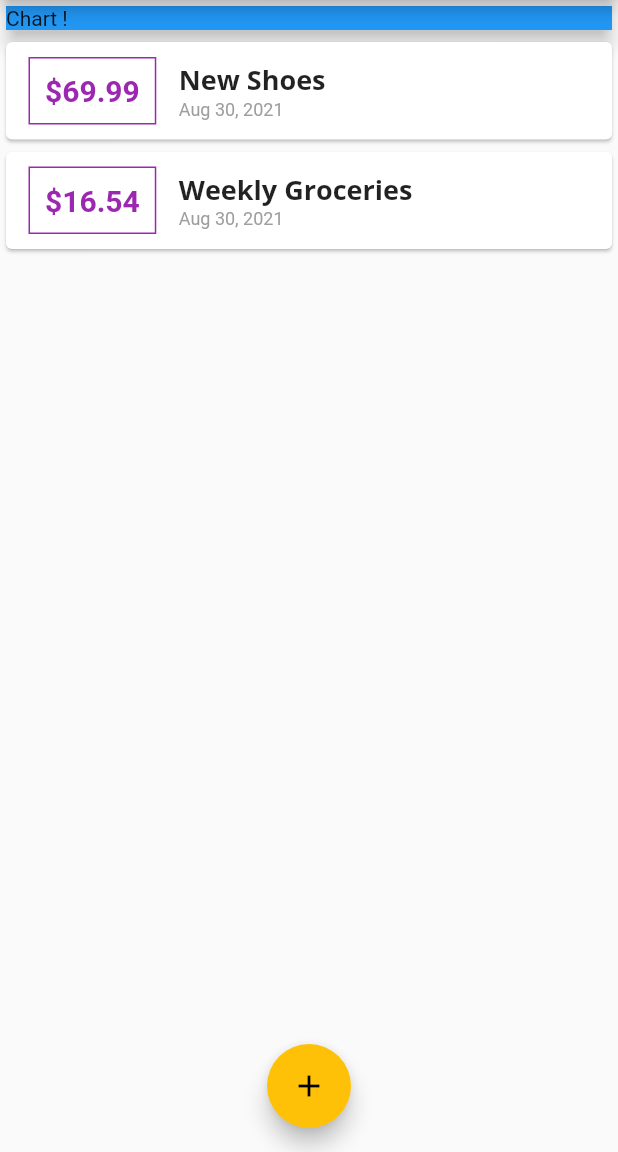
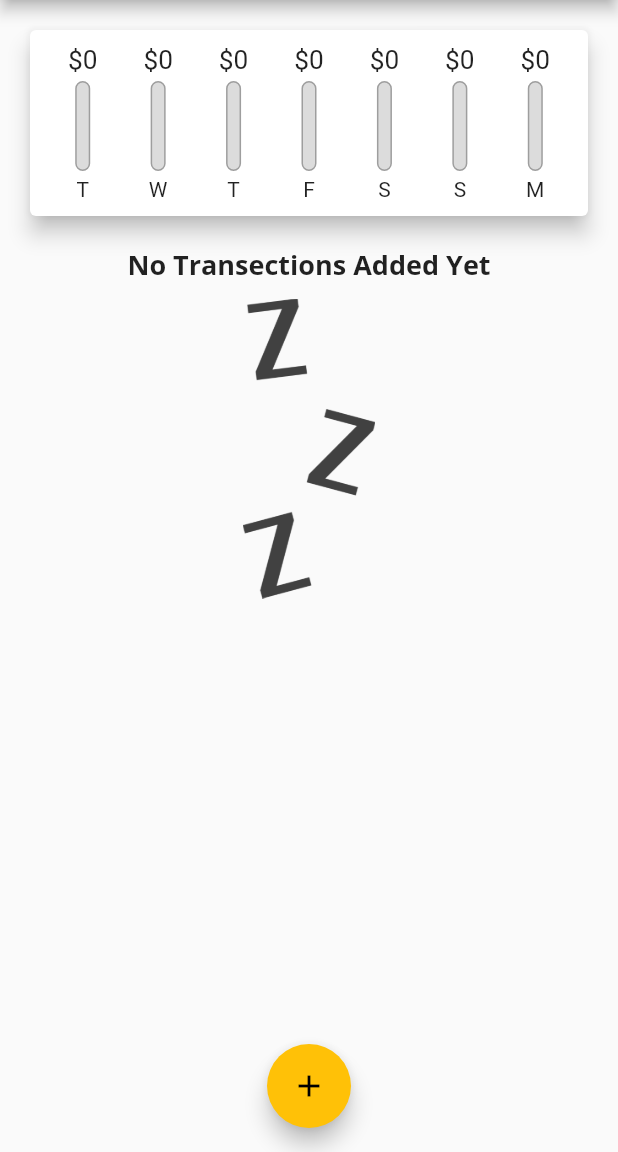
Before and after one commit to KurbanAli6615/Flutter-Dart, a Flutter app: the screen it shows after launch, on a phone screen of 412 x 824 dp, the part 84-1236 px from its top. Run offline on Flutter 3.47's test engine with Material 2 defaults, Android fonts, the phone set to English and light mode, and no system bars.

Commit message:
115: Module 4 Completed

```diff
--- /dev/null
+++ b/expense_planner/lib/Widgets/chart.dart
@@ -0,0 +1,67 @@
+import 'dart:core';
+import 'package:expense_planner/Models/transections.dart';
+import 'package:expense_planner/Widgets/chart_bar.dart';
+import 'package:flutter/material.dart';
+import 'package:intl/intl.dart';
+
+class Chart extends StatelessWidget {
+  final List<Transection>? recentTansections;
+
+  Chart({this.recentTansections});
+
+  List<Map<String, Object>> get groupedTransectionValues {
+    return List.generate(
+      7,
+      (index) {
+        final weekDay = DateTime.now().subtract(
+          Duration(days: index),
+        );
+        double totalSum = 0.0;
+        for (var i = 0; i < recentTansections!.length; i++) {
+          if (recentTansections![i].date!.day == weekDay.day &&
+              recentTansections![i].date!.month == weekDay.month &&
+              recentTansections![i].date!.year == weekDay.year) {
+            totalSum += recentTansections![i].amount!;
+          }
+        }
+        return {
+          'day': DateFormat.E().format(weekDay).substring(0, 1),
+          'amount': totalSum
+        };
+      },
+    ).reversed.toList();
+  }
+
+  double get totalSpending {
+    return groupedTransectionValues.fold(0.0, (sum, item) {
+      return sum + double.parse("${item['amount']}");
+    });
+  }
+
+  @override
+  Widget build(BuildContext context) {
+    print(groupedTransectionValues);
+    return Card(
+      elevation: 6,
+      margin: EdgeInsets.all(20),
+      child: Padding(
+        padding: EdgeInsets.all(10),
+        child: Row(
+          mainAxisAlignment: MainAxisAlignment.spaceAround,
+          children: groupedTransectionValues.map((data) {
+            return Flexible(
+              fit: FlexFit.tight,
+              child: ChartBar(
+                label: data['day'].toString(),
+                spendingAmount: double.parse("${data['amount']}"),
+                spendingPctOfTotal: totalSpending == 0.0
+                    ? 0.0
+                    : double.parse("${data['amount']}") / totalSpending,
+              ),
+            );
+          }).toList(),
+        ),
+      ),
+    );
+  }
+}
--- /dev/null
+++ b/expense_planner/lib/Widgets/chart_bar.dart
@@ -0,0 +1,50 @@
+import 'package:flutter/material.dart';
+
+class ChartBar extends StatelessWidget {
+  final String? label;
+  final double? spendingAmount;
+  final double? spendingPctOfTotal;
+
+  ChartBar({this.label, this.spendingAmount, this.spendingPctOfTotal});
+
+  @override
+  Widget build(BuildContext context) {
+    return Column(
+      children: [
+        Container(
+          height: 20,
+          child: FittedBox(
+            child: Text("\$${spendingAmount!.toStringAsFixed(0)}"),
+          ),
+        ),
+        SizedBox(height: 4),
+        Container(
+          height: 60,
+          width: 10,
+          child: Stack(
+            children: [
+              Container(
+                decoration: BoxDecoration(
+                  border: Border.all(color: Colors.grey, width: 1),
+                  color: Color.fromRGBO(220, 220, 220, 1),
+                  borderRadius: BorderRadius.circular(20),
+                ),
+              ),
+              FractionallySizedBox(
+                heightFactor: spendingPctOfTotal,
+                child: Container(
+                  decoration: BoxDecoration(
+                    color: Theme.of(context).primaryColor,
+                    borderRadius: BorderRadius.circular(20),
+                  ),
+                ),
+              )
+            ],
+          ),
+        ),
+        SizedBox(height: 4),
+        Text(label!)
+      ],
+    );
+  }
+}
--- a/expense_planner/lib/Widgets/transection_list.dart
+++ b/expense_planner/lib/Widgets/transection_list.dart
@@ -4,53 +4,61 @@ import 'package:intl/intl.dart';
 
 class TransectionList extends StatelessWidget {
   final List<Transection> transections;
-  TransectionList(this.transections);
+  final Function? deleteTx;
+  TransectionList(this.transections, this.deleteTx);
   @override
   Widget build(BuildContext context) {
     return Container(
-      height: 500,
-      child: ListView.builder(
-        itemBuilder: (ctx, index) {
-          return Card(
-            child: Row(
-              children: [
-                Container(
-                  margin: EdgeInsets.symmetric(vertical: 10, horizontal: 15),
-                  decoration: BoxDecoration(
-                    border: Border.all(
-                      color: Theme.of(context).primaryColor,
-                      width: 1,
-                    ),
-                  ),
-                  padding: EdgeInsets.all(10),
-                  child: Text(
-                    "\$" +
-                        transections[index]
-                            .amount!
-                            .toStringAsFixed(2)
-                            .toString(),
-                    style: TextStyle(
-                      fontWeight: FontWeight.bold,
-                      fontSize: 20,
-                      color: Theme.of(context).primaryColor,
-                    ),
-                  ),
-                ),
-                Column(
-                  crossAxisAlignment: CrossAxisAlignment.start,
-                  mainAxisAlignment: MainAxisAlignment.spaceEvenly,
+      height: 665,
+      child: transections.isEmpty
+          ? Column(
               children: [
                 Text(
-                      transections[index].title!,
+                  "No Transections Added Yet",
                   style: Theme.of(context).textTheme.title,
                 ),
-                    Text(
-                      DateFormat.yMMMd().format(transections[index].date!),
-                      style: TextStyle(color: Colors.grey, fontSize: 12),
+                SizedBox(
+                  height: 10,
+                ),
+                Container(
+                  height: 200,
+                  child: Image.asset(
+                    "assets/Images/waiting.png",
+                    fit: BoxFit.cover,
+                  ),
                 )
               ],
             )
-              ],
+          : ListView.builder(
+              itemBuilder: (ctx, index) {
+                return Card(
+                  margin: EdgeInsets.symmetric(vertical: 8, horizontal: 5),
+                  elevation: 5,
+                  child: ListTile(
+                    leading: CircleAvatar(
+                      radius: 30,
+                      child: Padding(
+                        padding: EdgeInsets.all(5),
+                        child: FittedBox(
+                            child: Text("\$${transections[index].amount}")),
+                      ),
+                    ),
+                    title: Text(
+                      transections[index].title.toString(),
+                      style: Theme.of(context).textTheme.title,
+                    ),
+                    subtitle: Text(
+                      DateFormat.yMMMd().format(transections[index].date!),
+                    ),
+                    trailing: IconButton(
+                      icon: Icon(
+                        Icons.delete,
+                        color: Colors.red[900],
+                      ),
+                      onPressed: () {
+                        deleteTx!(transections[index].id);
+                      },
+                    ),
                   ),
                 );
               },
@@ -59,3 +67,48 @@ class TransectionList extends StatelessWidget {
     );
   }
 }
+
+// return Card(
+//                   child: Row(
+//                     children: [
+//                       Container(
+//                         margin:
+//                             EdgeInsets.symmetric(vertical: 10, horizontal: 15),
+//                         decoration: BoxDecoration(
+//                           border: Border.all(
+//                             color: Theme.of(context).primaryColor,
+//                             width: 1,
+//                           ),
+//                         ),
+//                         padding: EdgeInsets.all(10),
+//                         child: Text(
+//                           "\$" +
+//                               transections[index]
+//                                   .amount!
+//                                   .toStringAsFixed(2)
+//                                   .toString(),
+//                           style: TextStyle(
+//                             fontWeight: FontWeight.bold,
+//                             fontSize: 20,
+//                             color: Theme.of(context).primaryColor,
+//                           ),
+//                         ),
+//                       ),
+//                       Column(
+//                         crossAxisAlignment: CrossAxisAlignment.start,
+//                         mainAxisAlignment: MainAxisAlignment.spaceEvenly,
+//                         children: [
+//                           Text(
+//                             transections[index].title!,
+//                             style: Theme.of(context).textTheme.title,
+//                           ),
+//                           Text(
+//                             DateFormat.yMMMd()
+//                                 .format(transections[index].date!),
+//                             style: TextStyle(color: Colors.grey, fontSize: 12),
+//                           )
+//                         ],
+//                       )
+//                     ],
+//                   ),
+//                 );
--- a/expense_planner/lib/main.dart
+++ b/expense_planner/lib/main.dart
@@ -1,3 +1,4 @@
+import 'package:expense_planner/Widgets/chart.dart';
 import 'package:expense_planner/Widgets/new_Transection.dart';
 import 'package:expense_planner/Widgets/transection_list.dart';
 import 'package:flutter/material.dart';
@@ -43,27 +44,24 @@ class MyHomePage extends StatefulWidget {
 }
 
 class _MyHomePageState extends State<MyHomePage> {
-  final List<Transection> _userTransections = [
-    Transection(
-      id: 't1',
-      title: 'New Shoes',
-      amount: 69.99,
-      date: DateTime.now(),
-    ),
-    Transection(
-      id: 't2',
-      title: 'Weekly Groceries',
-      amount: 16.54,
-      date: DateTime.now(),
-    ),
-  ];
+  final List<Transection> _userTransections = [];
 
-  void _addNewTransection(String title, double amount) {
+  List<Transection>? get _recentTransactions {
+    return _userTransections.where((tx) {
+      return tx.date!.isAfter(
+        DateTime.now().subtract(
+          Duration(days: 7),
+        ),
+      );
+    }).toList();
+  }
+
+  void _addNewTransection(String title, double amount, DateTime chosenDate) {
     final newTx = Transection(
       id: DateTime.now().toString(),
       title: title,
       amount: amount,
-      date: DateTime.now(),
+      date: chosenDate,
     );
 
     setState(() {
@@ -78,6 +76,12 @@ class _MyHomePageState extends State<MyHomePage> {
         return NewTransection(addTx: _addNewTransection);
       },
     );
+  }
+
+  void _deleteTransection(String id) {
+    setState(() {
+      _userTransections.removeWhere((tx) => tx.id == id);
+    });
   }
 
   @override
@@ -106,15 +110,10 @@ class _MyHomePageState extends State<MyHomePage> {
           mainAxisAlignment: MainAxisAlignment.start,
           crossAxisAlignment: CrossAxisAlignment.stretch,
           children: [
-            Card(
-              child: Container(
-                child: Text("Chart !"),
-                width: double.infinity,
-                color: Colors.blue,
-              ),
-              elevation: 5,
+            Chart(
+              recentTansections: _recentTransactions,
             ),
-            TransectionList(_userTransections),
+            TransectionList(_userTransections, _deleteTransection),
           ],
         ),
       ),
--- a/expense_planner/pubspec.yaml
+++ b/expense_planner/pubspec.yaml
@@ -39,8 +39,8 @@ flutter:
   # the material Icons class.
   uses-material-design: true
   # To add assets to your application, add an assets section, like this:
-  # assets:
-  #   - images/a_dot_burr.jpeg
+  assets:
+    - assets/Images/waiting.png
   #   - images/a_dot_ham.jpeg
   # An image asset can refer to one or more resolution-specific "variants", see
   # https://flutter.dev/assets-and-images/#resolution-aware.
```
Also changed, not shown: expense_planner/lib/Widgets/new_Transection.dart (+45 -11 lines), expense_planner/assets/Images/waiting.png (added). Lines whose indentation alone changed are shown as unchanged.
